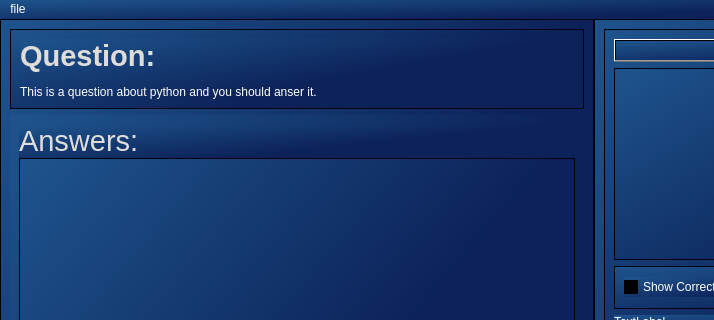
Before: the Qt Designer form quiz/view/quiz.ui in MikePia/ocr, drawn with Qt 5; both pictures show x 0 to 714 and y 0 to 320 of the 1188 by 644 pixel window.
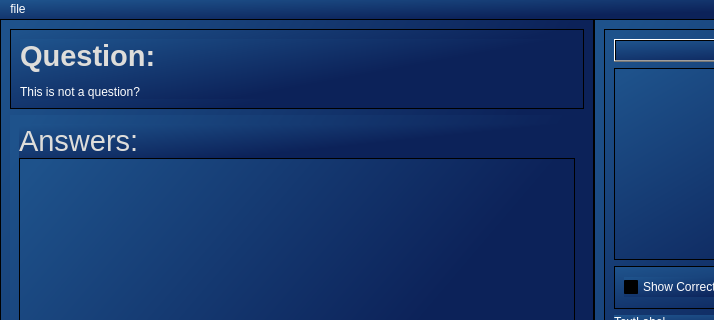
After: the same form once the commit is applied. Icons and pictures are not drawn.

Commit message: Edit current question

Patch:
```diff
--- a/quiz/view/quiz.ui
+++ b/quiz/view/quiz.ui
@@ -85,7 +85,7 @@
              </sizepolicy>
             </property>
             <property name="text">
-             <string>&lt;html&gt;&lt;head/&gt;&lt;body&gt;&lt;p&gt;&lt;span style=&quot; font-size:22pt; font-weight:700; color:#deddda;&quot;&gt;Question:&lt;/span&gt;&lt;/p&gt;&lt;p class=&quot;question&quot;&gt;&lt;span style=&quot; color:#ffffff;&quot;&gt;This is a question about python and you should anser it.&lt;/span&gt;&lt;/p&gt;&lt;/body&gt;&lt;/html&gt;</string>
+             <string>&lt;html&gt;&lt;head/&gt;&lt;body&gt;&lt;p&gt;&lt;span style=&quot; font-size:22pt; font-weight:700; color:#deddda;&quot;&gt;Question:&lt;/span&gt;&lt;/p&gt;&lt;p&gt;&lt;span style=&quot; color:#ffffff;&quot;&gt;This is not a question?&lt;/span&gt;&lt;/p&gt;&lt;/body&gt;&lt;/html&gt;</string>
             </property>
             <property name="wordWrap">
              <bool>true</bool>
```
Left out of the diff: 18 changed lines with no effect on the pictures. The commit also changes 6 other files.
